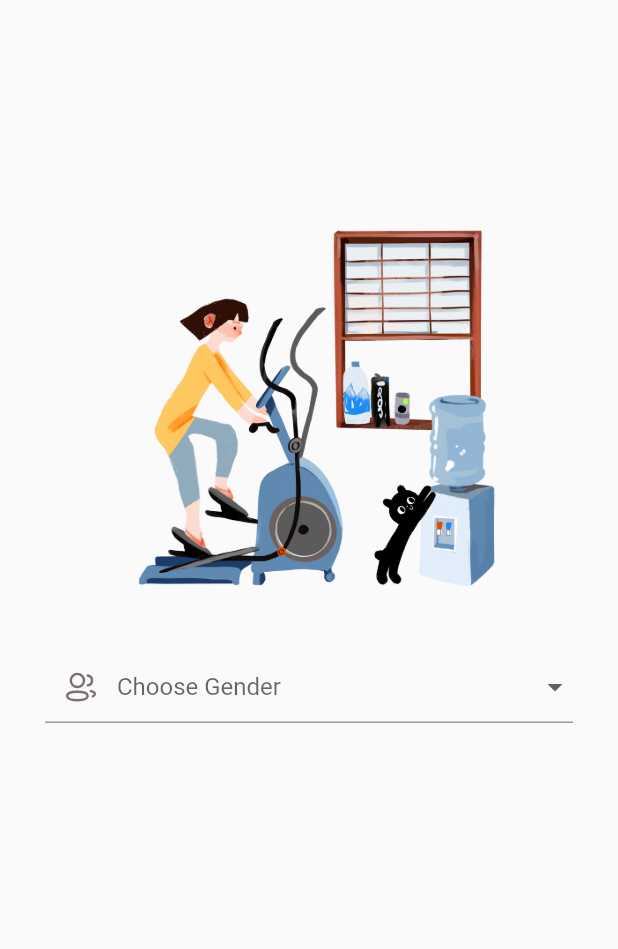
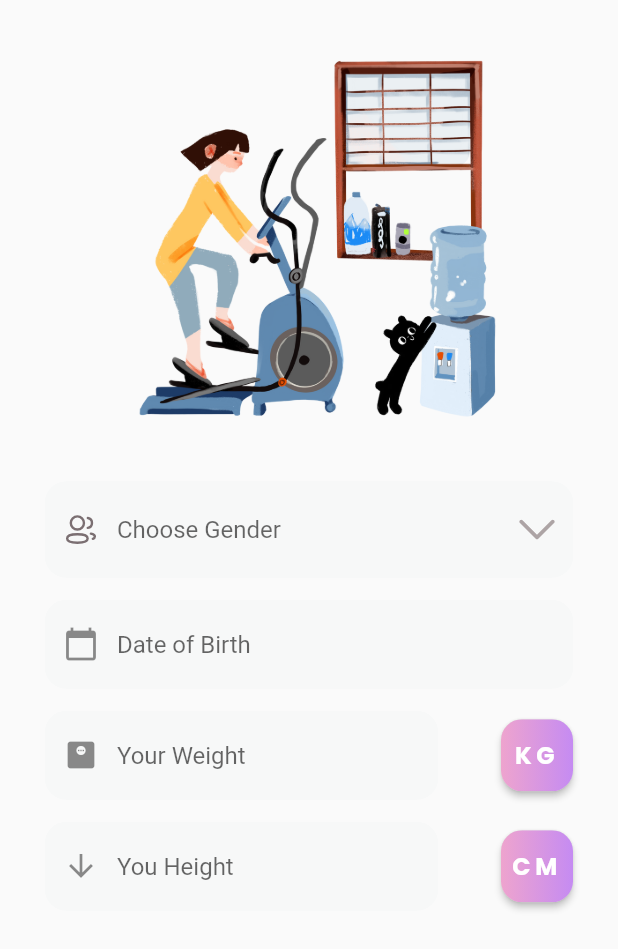
Before and after one commit to Alex-Zolotarev/mobile-fitness-care, a Flutter app: the screen it shows after launch, on a phone screen of 412 x 824 dp. Shown: the top 949 px of the screen. Run offline on Flutter 3.47's test engine with Material 2 defaults, Android fonts, the phone set to English and light mode, and no system bars; our stand-ins replace flutter_svg.

Commit message:
Update two page

```diff
--- a/lib/features/create_profile/view/create_profile_view.dart
+++ b/lib/features/create_profile/view/create_profile_view.dart
@@ -1,6 +1,8 @@
 import 'package:flutter/material.dart';
+import 'package:task_1/ui_utils/widgets/textbox_widget.dart';
 
 import '../../../ui_utils/widgets/drop_down.dart';
+import '../../../ui_utils/widgets/gradient_button.dart';
 import '../../../ui_utils/widgets/image_widget.dart';
 
 class CreateProfileView extends StatelessWidget {
@@ -10,16 +12,61 @@ class CreateProfileView extends StatelessWidget {
   Widget build(BuildContext context) {
     return Stack(
       children: [
-        Center(
+        SingleChildScrollView(
           child: Column(
-            children: const <Widget>[
-              ImageWidget(imageName: "assets/images/photo1.png"),
-              DropdownItems(),
+            children: <Widget>[
+              const Padding(
+                padding: EdgeInsets.only(left: 54, right: 53),
+                child: ImageWidget(
+                  imageName: "assets/images/photo1.png",
+                  width: 268,
+                  height: 268,
+                  top: 25,
+                ),
+              ),
+              const Padding(
+                padding: EdgeInsets.only(top: 28, left: 30, right: 30),
+                child: DropdownItems(),
+              ),
+              const Padding(
+                padding: EdgeInsets.only(top: 15, left: 30, right: 30),
+                child: TextBoxWidget(
+                    text: "Date of Birth", icon: Icon(Icons.calendar_today)),
+              ),
+              Padding(
+                padding: EdgeInsets.only(top: 15, left: 30, right: 30),
+                child: Row(
+                  mainAxisAlignment: MainAxisAlignment.spaceBetween,
+                  children: [
+                    SizedBox(
+                      width: MediaQuery.of(context).size.width - 150,
+                      child: const TextBoxWidget(
+                          text: "Your Weight",
+                          icon: Icon(Icons.monitor_weight)),
+                    ),
+                    GradientButton( text: 'KG', width: 48, height: 48, radius: 14,color_left: Color(0xffEEA4CE), color_right: Color(0xffC58BF2),),
+                  ],
+                ),
+              ),
+              Padding(
+                padding: EdgeInsets.only(top: 15, left: 30, right: 30),
+                child: Row(
+                  mainAxisAlignment: MainAxisAlignment.spaceBetween,
+                  children: [
+                    SizedBox(
+                      width: MediaQuery.of(context).size.width - 150,
+                      child: const TextBoxWidget(
+                          text: "You Height",
+                          icon: Icon(Icons.arrow_downward)),
+                    ),
+                    const GradientButton( text: 'CM', width: 48, height: 48, radius: 14,color_left: Color(0xffEEA4CE), color_right: Color(0xffC58BF2),),
+                  ],
+                ),
+              ),
             ],
           ),
         ),
       ],
-
     );
   }
 }
--- a/lib/features/welcome/view/welcome_view.dart
+++ b/lib/features/welcome/view/welcome_view.dart
@@ -14,7 +14,11 @@ class WelcomeView extends StatelessWidget {
         Center(
           child: Column(
             children: const <Widget>[
-              ImageWidget(imageName: "assets/images/photo1.png"),
+              ImageWidget(
+                  imageName: "assets/images/photo1.png",
+              width: 268,
+              height: 268,
+              top: 138,),
               TextWidget(
                 color: Color(0xFF7C6DDB),
                 width: 124,
@@ -36,7 +40,8 @@ class WelcomeView extends StatelessWidget {
         Positioned(
           bottom: 52,
           width: MediaQuery.of(context).size.width,
-          child: const Center(child: GradientButton()),
+          child:  Center(child: GradientButton(width: 315, height: 60,text: 'Get Started',radius: 99,color_left: Color(0xff9DCEFF),color_right: Color(0xff92A3FD),)
+          ),
         ),
       ],
     );
--- a/lib/main.dart
+++ b/lib/main.dart
@@ -1,6 +1,7 @@
 import 'package:flutter/material.dart';
 
 import 'features/create_profile/view/create_profile_view.dart';
+
 
 void main() {
   runApp(const ScreenWidget());
--- /dev/null
+++ b/lib/ui_utils/icons/my_flutter_app_icons.dart
@@ -0,0 +1,25 @@
+/// Flutter icons MyFlutterApp
+/// Copyright (C) 2022 by original authors @ fluttericon.com, fontello.com
+/// This font was generated by FlutterIcon.com, which is derived from Fontello.
+///
+/// To use this font, place it in your fonts/ directory and include the
+/// following in your pubspec.yaml
+///
+/// flutter:
+///   fonts:
+///    - family:  MyFlutterApp
+///      fonts:
+///       - asset: fonts/MyFlutterApp.ttf
+///
+///
+///
+import 'package:flutter/widgets.dart';
+
+class MyFlutterApp {
+  MyFlutterApp._();
+
+  static const _kFontFam = 'MyFlutterApp';
+
+  // ignore: constant_identifier_names
+  static const IconData weight_scale_1 = IconData(0xe800, fontFamily: _kFontFam);
+}
--- a/lib/ui_utils/widgets/drop_down.dart
+++ b/lib/ui_utils/widgets/drop_down.dart
@@ -25,18 +25,28 @@ class _DropdownItemsState extends State<DropdownItems> {
   @override
   Widget build(BuildContext context) {
     return SizedBox(
-      child: Padding(
-        padding: const EdgeInsets.only(top: 28,left: 30, right: 30),
       child: DropdownButtonFormField(
         hint: const Text("Choose Gender"),
         decoration: InputDecoration(
+          enabledBorder: OutlineInputBorder(
+            borderSide: const BorderSide(color: Color(0xffF7F8F8), width: 2),
+            borderRadius: BorderRadius.circular(14),
+          ),
+          border: OutlineInputBorder(
+            borderSide: const BorderSide(color: Color(0xffF7F8F8), width: 2),
+            borderRadius: BorderRadius.circular(14),
+
+          ),
+          fillColor: Color(0xffF7F8F8),
+          filled: true,
           prefixIcon: Padding(
             padding: const EdgeInsets.all(12.0),
-                child: SvgPicture.asset(
-                  'assets/images/people.svg',
+            child: SvgPicture.asset('assets/images/people.svg',),
           ),
-              ), // prefixIcon: Icon(Icons.add_circle)
         ),
+        dropdownColor:  Color(0xffF7F8F8),
+
+        icon: SvgPicture.asset('assets/images/stroke.svg',),
         //value: selectedValue,
         items: dropdownItems,
         onChanged: (String? value) { setState(() {
@@ -44,7 +54,6 @@ class _DropdownItemsState extends State<DropdownItems> {
         });
         },
       ),
-      ),
     );
   }
 }
--- a/lib/ui_utils/widgets/gradient_button.dart
+++ b/lib/ui_utils/widgets/gradient_button.dart
@@ -1,37 +1,53 @@
 import 'package:flutter/material.dart';
 
 class GradientButton extends StatefulWidget {
-  const GradientButton({Key? key}) : super(key: key);
+  const GradientButton(
+      {Key? key,
+        required this.width,
+        required this.height,
+        required this.text,
+        required this.radius,
+        required this.color_left,
+        required this.color_right,
+      }) : super(key: key);
 
+  final double width;
+  final double height;
+  final double radius;
+  final String text;
+  final Color color_left;
+  final Color color_right;
   @override
   State<GradientButton> createState() => _GradientButtonState();
 }
 
 class _GradientButtonState extends State<GradientButton> {
+
+
   @override
   Widget build(BuildContext context) {
     return SizedBox(
-      width: 315,
-      height: 60,
+      width: widget.width,
+      height: widget.height,
       child: RaisedButton(
         onPressed: () {},
         shape:
-        RoundedRectangleBorder(borderRadius: BorderRadius.circular(99.0)),
+        RoundedRectangleBorder(borderRadius: BorderRadius.circular(widget.radius)),
         padding: const EdgeInsets.all(0.0),
         child: Ink(
-          decoration: const BoxDecoration(
+          decoration:  BoxDecoration(
             gradient: LinearGradient(
-              colors: [Color(0xff9DCEFF), Color(0xff92A3FD)],
+              colors: [widget.color_left, widget.color_right],
               begin: Alignment.centerLeft,
               end: Alignment.centerRight,
             ),
-            borderRadius: BorderRadius.all(Radius.circular(99.0)),
+            borderRadius: BorderRadius.all(Radius.circular(widget.radius)),
           ),
           child: Container(
             alignment: Alignment.center,
-            child: const Text('Get Started',
+            child:  Text(widget.text,
                 textAlign: TextAlign.center,
-                style: TextStyle(
+                style: const TextStyle(
                   color: Color(0xFFFFFFFF),
                   fontSize: 16,
                   fontFamily: "Poppins",
--- a/lib/ui_utils/widgets/image_widget.dart
+++ b/lib/ui_utils/widgets/image_widget.dart
@@ -1,21 +1,30 @@
 import 'package:flutter/cupertino.dart';
 
 class ImageWidget extends StatelessWidget {
-  const ImageWidget({Key? key, required this.imageName}) : super(key: key);
+  const ImageWidget(
+      {Key? key,
+        required this.imageName,
+        required this.top,
+        required this.width,
+        required this.height,
+      }) : super(key: key);
 
   final String imageName;
+  final double width;
+  final double height;
+  final double top;
 
   @override
   Widget build(BuildContext context) {
     AssetImage imageGet = AssetImage(imageName);
 
     return Container(
-      margin: const EdgeInsets.only(top: 138),
+      margin:  EdgeInsets.only(top: top),
       child: Image(
         image: imageGet,
         fit: BoxFit.cover,
-        width: 268,
-        height: 268,
+        width: width,
+        height: height,
       ),
     );
   }
--- /dev/null
+++ b/lib/ui_utils/widgets/textbox_widget.dart
@@ -0,0 +1,31 @@
+import 'package:flutter/material.dart';
+
+
+class TextBoxWidget extends StatelessWidget {
+  const TextBoxWidget(
+      {Key? key,
+        required this.text,
+        required this.icon,
+      }) : super(key: key);
+
+  final String text;
+  final Icon icon;
+  @override
+  Widget build(BuildContext context) {
+    return SizedBox(
+      child: TextField(
+        decoration: InputDecoration(
+          enabledBorder:  const OutlineInputBorder(
+            borderSide: BorderSide(color: Color(0xffF7F8F8), width: 2),
+            borderRadius: BorderRadius.all(Radius.circular(14.0)),
+          ),
+          border: OutlineInputBorder(),
+          hintText: text,
+          fillColor: Color(0xffF7F8F8),
+          filled: true,
+          prefixIcon: icon,
+        ),
+      ),
+    );
+  }
+}
--- a/pubspec.yaml
+++ b/pubspec.yaml
@@ -63,6 +63,8 @@ flutter:
   assets:
     - assets/images/photo1.png
     - assets/images/people.svg
+    - assets/images/stroke.svg
+    - assets/images/calendar.svg
 
 
 
@@ -82,6 +84,9 @@ flutter:
       fonts:
         - asset: fonts/Poppins-Bold.ttf
         - asset: fonts/Poppins-Regular.ttf
+    - family: CustomIcons
+      fonts:
+        - asset: assets/images/MyFlutterApp.ttf
 
   #       - asset: fonts/Schyler-Italic.ttf
   #         style: italic
```
Also changed, not shown: assets/images/MyFlutterApp.ttf (added), assets/images/calendar.svg (added), assets/images/stroke.svg (added), assets/images/weight-scale 1.png (added). Lines whose indentation alone changed are shown as unchanged.
